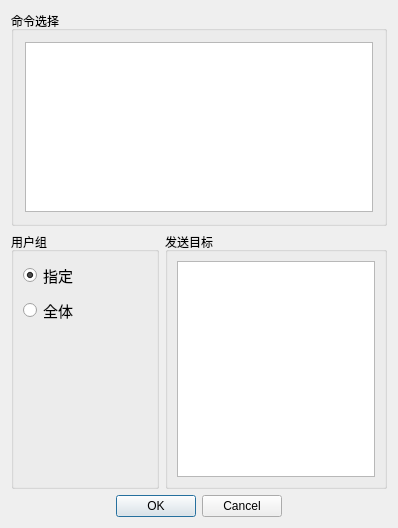
yang-zhongtian/PYCM, file Console/UI/RemoteCommandGroupUI.ui: the form before one commit.
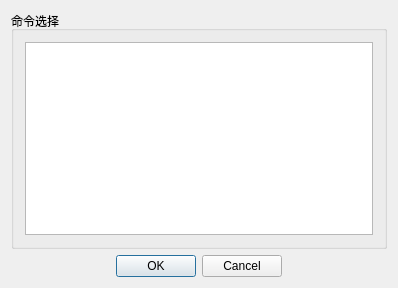
The form after the commit.

Commit message: [upgrade] support remote control * known bug: screen broadcast cross platform command selection unfinished

```diff
--- a/Console/UI/RemoteCommandGroupUI.ui
+++ b/Console/UI/RemoteCommandGroupUI.ui
@@ -7,7 +7,7 @@
     <x>0</x>
     <y>0</y>
     <width>398</width>
-    <height>528</height>
+    <height>288</height>
    </rect>
   </property>
   <property name="sizePolicy">
@@ -25,7 +25,7 @@
   <property name="windowTitle">
    <string>远程命令</string>
   </property>
-  <layout class="QVBoxLayout" name="verticalLayout_3" stretch="5,6,0">
+  <layout class="QVBoxLayout" name="verticalLayout_3" stretch="5,0">
    <item>
     <widget class="QGroupBox" name="command_group">
      <property name="title">
@@ -50,77 +50,6 @@
      </layout>
     </widget>
    </item>
-   <item>
-    <layout class="QHBoxLayout" name="horizontalLayout" stretch="4,6">
-     <item>
-      <widget class="QGroupBox" name="user_group">
-       <property name="title">
-        <string>用户组</string>
-       </property>
-       <layout class="QVBoxLayout" name="verticalLayout">
-        <item>
-         <widget class="QRadioButton" name="send_to_selected">
-          <property name="font">
-           <font>
-            <family>黑体</family>
-            <pointsize>11</pointsize>
-           </font>
-          </property>
-          <property name="text">
-           <string>指定</string>
-          </property>
-          <property name="checked">
-           <bool>true</bool>
-          </property>
-         </widget>
-        </item>
-        <item>
-         <widget class="QRadioButton" name="send_to_all">
-          <property name="font">
-           <font>
-            <family>黑体</family>
-            <pointsize>11</pointsize>
-           </font>
-          </property>
-          <property name="text">
-           <string>全体</string>
-          </property>
-         </widget>
-        </item>
-        <item>
-         <spacer name="verticalSpacer">
-          <property name="orientation">
-           <enum>Qt::Vertical</enum>
-          </property>
-          <property name="sizeHint" stdset="0">
-           <size>
-            <width>20</width>
-            <height>40</height>
-           </size>
-          </property>
-         </spacer>
-        </item>
-       </layout>
-      </widget>
-     </item>
-     <item>
-      <widget class="QGroupBox" name="target_select">
-       <property name="title">
-        <string>发送目标</string>
-       </property>
-       <layout class="QVBoxLayout" name="verticalLayout_2">
-        <item>
-         <widget class="QListWidget" name="target_list">
-          <property name="selectionMode">
-           <enum>QAbstractItemView::MultiSelection</enum>
-          </property>
-         </widget>
-        </item>
-       </layout>
-      </widget>
-     </item>
-    </layout>
-   </item>
    <item>
     <widget class="QDialogButtonBox" name="buttonBox">
      <property name="orientation">
```
Left out of the diff: 32 changed lines with no effect on the pictures. The commit also changes 32 other files.
